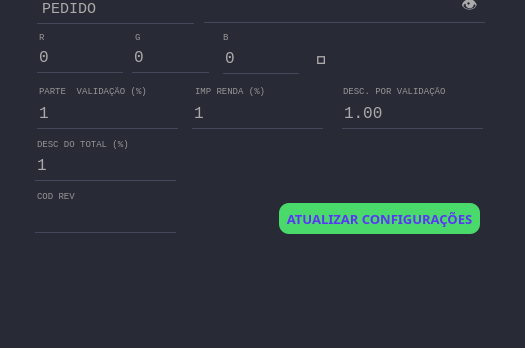
Before: the Qt Designer form interface.ui in RafaelNegrao/Interface-certificado, drawn with Qt 5; both pictures show x 0 to 525 and y 330 to 678 of the 525 by 678 pixel window.
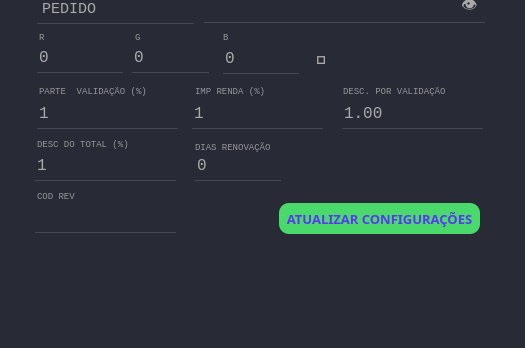
After: the same form once the commit is applied. The open tabs and pages were chosen to show the change.

Commit message: Correções

Patch:
```diff
--- a/interface.ui
+++ b/interface.ui
@@ -5214,6 +5214,72 @@
        <string>👁️</string>
       </property>
      </widget>
+     <widget class="QSpinBox" name="campo_dias_renovacao">
+      <property name="geometry">
+       <rect>
+        <x>200</x>
+        <y>400</y>
+        <width>86</width>
+        <height>30</height>
+       </rect>
+      </property>
+      <property name="font">
+       <font>
+        <family>Consolas</family>
+        <pointsize>12</pointsize>
+        <weight>50</weight>
+        <italic>false</italic>
+        <bold>false</bold>
+       </font>
+      </property>
+      <property name="styleSheet">
+       <string notr="true">QSpinBox {
+    border: none;
+    border-bottom: 1px solid rgb(90, 54, 247);
+    border-radius: 0;
+    background-color: rgb(40, 42, 54);
+}
+
+QSpinBox:disabled, QSpinBox:!focus {
+    border-bottom: 1px solid rgb(68, 71, 90);
+}
+</string>
+      </property>
+      <property name="buttonSymbols">
+       <enum>QAbstractSpinBox::NoButtons</enum>
+      </property>
+      <property name="minimum">
+       <number>0</number>
+      </property>
+      <property name="maximum">
+       <number>255</number>
+      </property>
+     </widget>
+     <widget class="QLabel" name="label_41">
+      <property name="geometry">
+       <rect>
+        <x>200</x>
+        <y>388</y>
+        <width>85</width>
+        <height>16</height>
+       </rect>
+      </property>
+      <property name="font">
+       <font>
+        <family>Consolas</family>
+        <pointsize>7</pointsize>
+        <weight>50</weight>
+        <italic>false</italic>
+        <bold>false</bold>
+       </font>
+      </property>
+      <property name="styleSheet">
+       <string notr="true">background-color:rgb(40,42, 54);color:rgb(150,150,150)</string>
+      </property>
+      <property name="text">
+       <string>DIAS RENOVAÇÃO</string>
+      </property>
+     </widget>
      <zorder>caminho_pasta</zorder>
      <zorder>campo_verifica_tela_cheia</zorder>
      <zorder>caminho_pasta_principal</zorder>
```
Left out of the diff: 12 changed lines with no effect on the pictures. The commit also changes 2 other files.
